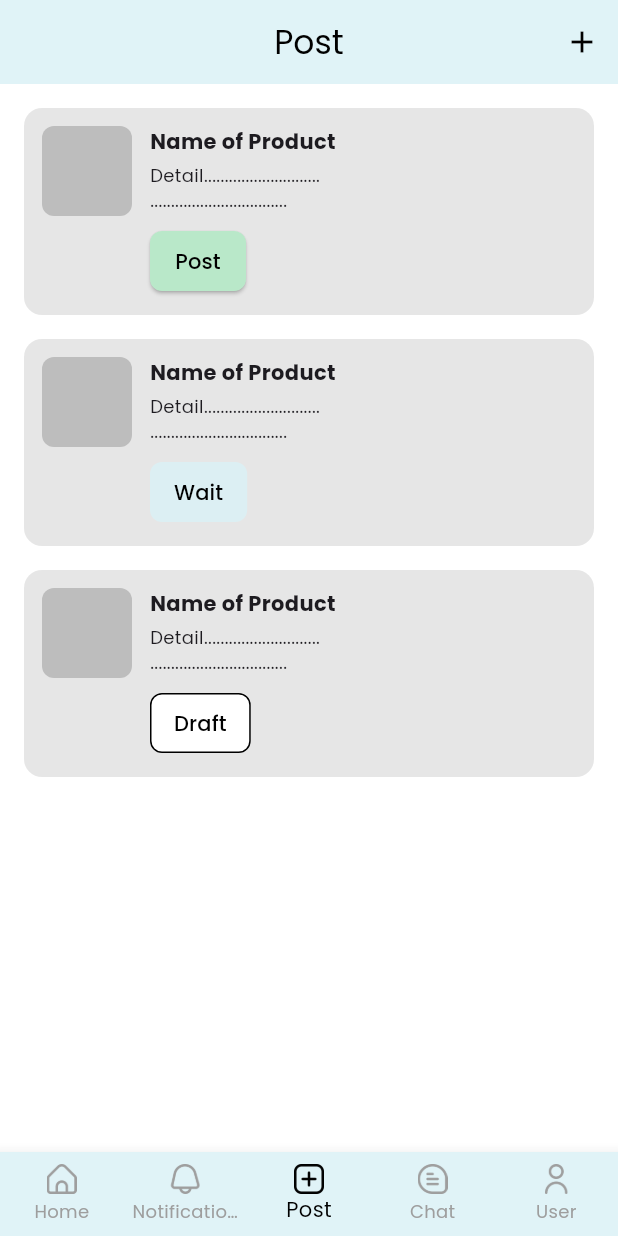
After one commit to sareefhub/local_community_marketplace, a Flutter app: the PostScreen screen opened by its route, on a phone screen of 412 x 824 dp. The commit adds this screen. Run offline on Flutter 3.47's test engine with Material 3 defaults, Android fonts, the phone set to English and light mode, and no system bars; our stand-ins replace cloud_firestore, firebase_core, go_router, google_fonts; accounts and stored records are empty; generated files the repository leaves out were written again.

Commit message:
Add post screen

```diff
--- a/lib/components/navigation.dart
+++ b/lib/components/navigation.dart
@@ -16,7 +16,7 @@ class BottomNavBar extends StatelessWidget {
         //context.go('/notification');
         break;
       case 2:
-        //context.go('/post');
+        context.go('/post');
         break;
       case 3:
         //context.go('/chat');
--- a/lib/main.dart
+++ b/lib/main.dart
@@ -6,6 +6,7 @@ import 'screens/splash_screen.dart';
 import 'screens/home_screen.dart';
 import 'screens/login_screen.dart';
 import 'screens/profile_screen.dart';
+import 'screens/post_screen.dart';
 // import 'screens/login_phone_screen.dart';
 // import 'screens/register_phone_screen.dart';
 
@@ -43,12 +44,14 @@ class MyApp extends StatelessWidget {
           path: '/profile',
           builder: (context, state) => const ProfileScreen(),
         ),
+        GoRoute(
+          path: '/post',
+          builder: (context, state) => const PostScreen(),
+        ),
+
         // GoRoute(
         //   path: '/notification',
         //   builder: (context, state) => const NotificationScreen()
-        // ),
-        // GoRoute(path: '/post',
-        //   builder: (context, state) => const PostScreen()
         // ),
         // GoRoute(path: '/chat',
         //   builder: (context, state) => const ChatScreen()
--- /dev/null
+++ b/lib/screens/post_screen.dart
@@ -0,0 +1,137 @@
+import 'package:flutter/material.dart';
+import 'package:local_community_marketplace/components/navigation.dart';
+
+class PostScreen extends StatelessWidget {
+  const PostScreen({super.key});
+
+  @override
+  Widget build(BuildContext context) {
+    final posts = [
+      {'status': 'Post'},
+      {'status': 'Wait'},
+      {'status': 'Draft'},
+    ];
+
+    return Scaffold(
+      appBar: AppBar(
+        backgroundColor: const Color(0xFFE0F3F7),
+        title: const Text('Post', style: TextStyle(color: Colors.black)),
+        centerTitle: true,
+        actions: [
+          IconButton(
+            icon: const Icon(Icons.add, color: Colors.black),
+            onPressed: () {
+              // เปิดหน้าสร้างโพสต์ใหม่
+            },
+          ),
+        ],
+        elevation: 0,
+      ),
+      body: Container(
+        color: Colors.white,
+        padding: const EdgeInsets.symmetric(vertical: 8),
+        child: ListView.builder(
+          itemCount: posts.length,
+          itemBuilder: (context, index) {
+            final status = posts[index]['status'];
+            return _buildPostItem(status!);
+          },
+        ),
+      ),
+      bottomNavigationBar: const BottomNavBar(currentIndex: 2),
+    );
+  }
+
+  Widget _buildPostItem(String status) {
+    return Padding(
+      padding: const EdgeInsets.symmetric(horizontal: 16, vertical: 8),
+      child: Container(
+        padding: const EdgeInsets.all(12),
+        decoration: BoxDecoration(
+          color: const Color(0xFFE6E6E6),
+          borderRadius: BorderRadius.circular(12),
+        ),
+        child: Row(
+          crossAxisAlignment: CrossAxisAlignment.start,
+          children: [
+            // Image Placeholder
+            Container(
+              width: 60,
+              height: 60,
+              decoration: BoxDecoration(
+                color: Colors.grey[400],
+                borderRadius: BorderRadius.circular(8),
+              ),
+            ),
+            const SizedBox(width: 12),
+            // Product Info
+            Expanded(
+              child: Column(
+                crossAxisAlignment: CrossAxisAlignment.start,
+                children: [
+                  const Text(
+                    'Name of Product',
+                    style: TextStyle(fontWeight: FontWeight.bold),
+                  ),
+                  const SizedBox(height: 4),
+                  const Text(
+                    'Detail............................\n.................................',
+                    style: TextStyle(fontSize: 12),
+                  ),
+                  const SizedBox(height: 8),
+                  Align(
+                    alignment: Alignment.bottomLeft,
+                    child: _buildStatusButton(status),
+                  ),
+                ],
+              ),
+            ),
+          ],
+        ),
+      ),
+    );
+  }
+
+  Widget _buildStatusButton(String status) {
+    Color? bgColor;
+    Color textColor = Colors.black;
+    OutlinedBorder shape =
+        RoundedRectangleBorder(borderRadius: BorderRadius.circular(8));
+    ButtonStyle style;
+
+    switch (status) {
+      case 'Post':
+        style = ElevatedButton.styleFrom(
+          backgroundColor: const Color(0xFFB9E8C9),
+          foregroundColor: Colors.black,
+          shape: shape,
+          padding: const EdgeInsets.symmetric(horizontal: 16, vertical: 6),
+        );
+        return ElevatedButton(
+            onPressed: () {}, style: style, child: const Text('Post'));
+
+      case 'Wait':
+        style = OutlinedButton.styleFrom(
+          backgroundColor: const Color(0xFFDCEFF3),
+          foregroundColor: Colors.black,
+          side: const BorderSide(color: Colors.transparent),
+          shape: shape,
+          padding: const EdgeInsets.symmetric(horizontal: 16, vertical: 6),
+        );
+        return OutlinedButton(
+            onPressed: () {}, style: style, child: const Text('Wait'));
+
+      case 'Draft':
+      default:
+        style = OutlinedButton.styleFrom(
+          backgroundColor: Colors.white,
+          foregroundColor: Colors.black,
+          side: const BorderSide(color: Colors.black),
+          shape: shape,
+          padding: const EdgeInsets.symmetric(horizontal: 16, vertical: 6),
+        );
+        return OutlinedButton(
+            onPressed: () {}, style: style, child: const Text('Draft'));
+    }
+  }
+}
```
